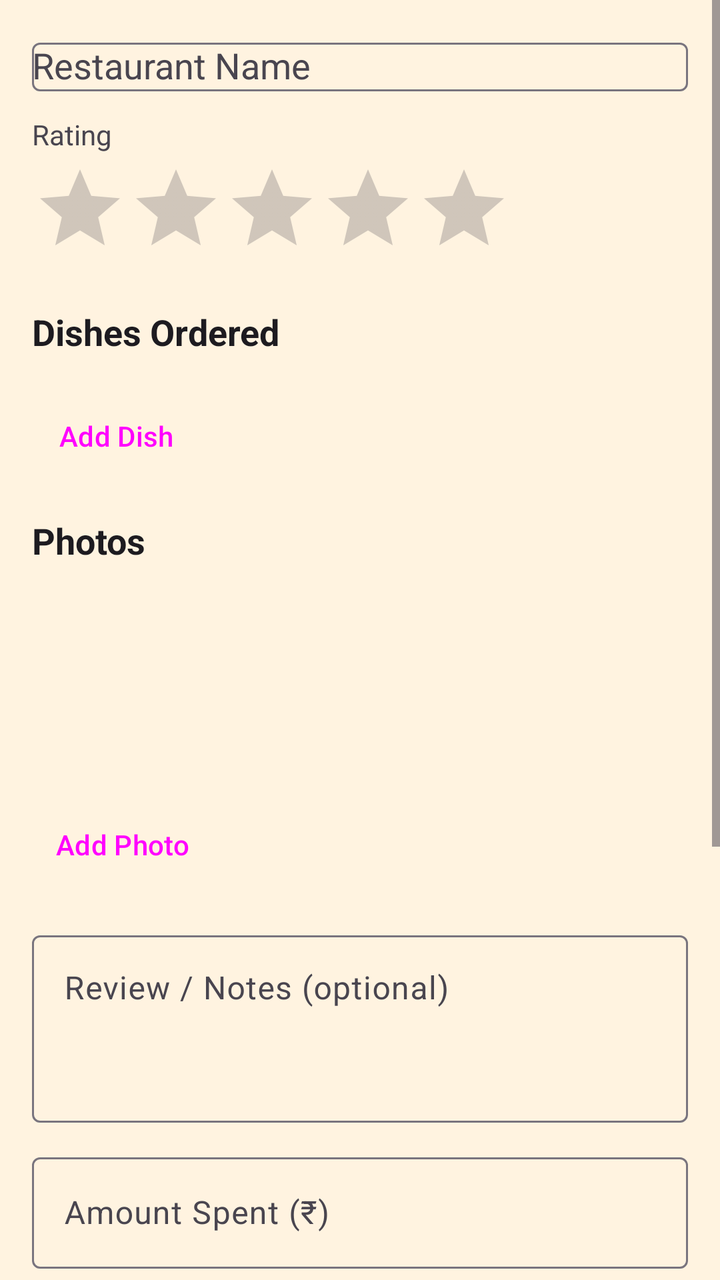
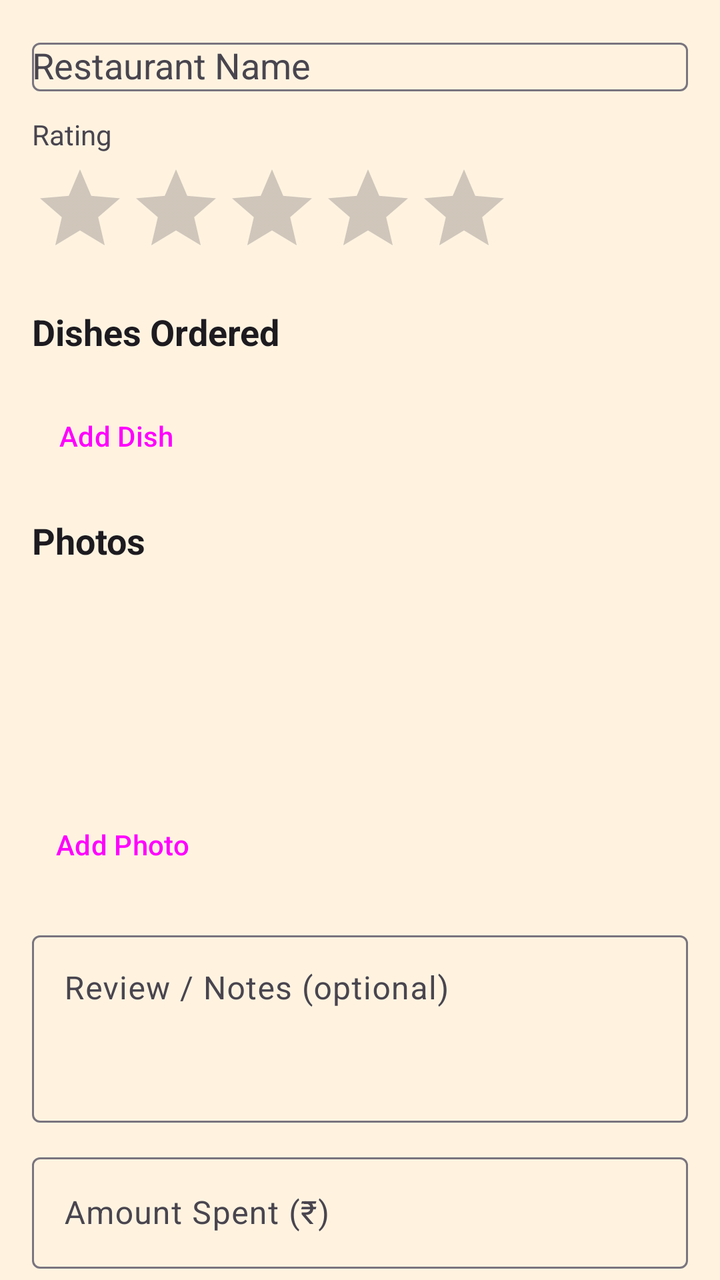

Two renders of the same Android screen: before a commit and after it. Below are the layout's source before the change and the commit's diff.
<!-- AndroidManifest.xml: application theme Theme.Foodlog -->
<!-- res/layout/fragment_add_entry.xml -->
<?xml version="1.0" encoding="utf-8"?>
<ScrollView
    xmlns:android="http://schemas.android.com/apk/res/android"
    xmlns:app="http://schemas.android.com/apk/res-auto"
    android:layout_width="match_parent"
    android:layout_height="match_parent"
    android:background="?android:attr/windowBackground"
    android:fillViewport="true">

    <LinearLayout
        android:layout_width="match_parent"
        android:layout_height="wrap_content"
        android:orientation="vertical"
        android:padding="16dp">

        

        
        
        <com.google.android.material.textfield.TextInputLayout
            android:id="@+id/tilRestaurant"
            style="@style/Widget.Material3.TextInputLayout.OutlinedBox"
            android:layout_width="match_parent"
            android:layout_height="wrap_content"
            android:hint="Restaurant Name"
            android:layout_marginBottom="12dp">

            <AutoCompleteTextView
                android:id="@+id/etRestaurant"
                android:layout_width="match_parent"
                android:layout_height="wrap_content"
                android:completionThreshold="1"
                android:inputType="textCapWords"/>

        </com.google.android.material.textfield.TextInputLayout>

        
        <TextView
            android:layout_width="wrap_content"
            android:layout_height="wrap_content"
            android:text="Rating"
            android:textSize="14sp"
            android:textColor="?attr/colorOnSurfaceVariant"
            android:layout_marginBottom="4dp"/>

        
        <RatingBar
            android:id="@+id/ratingBar"
            android:layout_width="wrap_content"
            android:layout_height="wrap_content"
            android:numStars="5"
            android:stepSize="1.0"
            android:rating="0"
            android:layout_marginBottom="16dp"/>

        
        <TextView
            android:layout_width="wrap_content"
            android:layout_height="wrap_content"
            android:text="Dishes Ordered"
            android:textSize="18sp"
            android:textStyle="bold"
            android:textColor="?attr/colorOnBackground"
            android:layout_marginBottom="8dp"/>

        
        <LinearLayout
            android:id="@+id/llDishesContainer"
            android:layout_width="match_parent"
            android:layout_height="wrap_content"
            android:orientation="vertical"
            android:layout_marginBottom="8dp"/>

        <Button
            android:id="@+id/btnAddDish"
            style="@style/Widget.Material3.Button.TextButton.Icon"
            android:layout_width="wrap_content"
            android:layout_height="wrap_content"
            android:text="Add Dish"
            app:icon="@android:drawable/ic_input_add"
            android:layout_marginBottom="16dp"/>

        
        <TextView
            android:layout_width="wrap_content"
            android:layout_height="wrap_content"
            android:text="Photos"
            android:textSize="18sp"
            android:textStyle="bold"
            android:textColor="?attr/colorOnBackground"
            android:layout_marginBottom="8dp"/>

        <HorizontalScrollView
            android:layout_width="match_parent"
            android:layout_height="wrap_content"
            android:layout_marginBottom="8dp">

            <LinearLayout
                android:id="@+id/llPhotosContainer"
                android:layout_width="wrap_content"
                android:layout_height="100dp"
                android:orientation="horizontal"/>
        </HorizontalScrollView>

        <Button
            android:id="@+id/btnAddPhoto"
            style="@style/Widget.Material3.Button.TextButton.Icon"
            android:layout_width="wrap_content"
            android:layout_height="wrap_content"
            android:text="Add Photo"
            app:icon="@android:drawable/ic_menu_camera"
            android:layout_marginBottom="16dp"/>

        
        <com.google.android.material.textfield.TextInputLayout
            android:id="@+id/tilReview"
            style="@style/Widget.Material3.TextInputLayout.OutlinedBox"
            android:layout_width="match_parent"
            android:layout_height="wrap_content"
            android:hint="Review / Notes (optional)"
            android:layout_marginBottom="12dp">

            <com.google.android.material.textfield.TextInputEditText
                android:id="@+id/etReview"
                android:layout_width="match_parent"
                android:layout_height="wrap_content"
                android:inputType="textMultiLine"
                android:lines="3"
                android:gravity="top"/>

        </com.google.android.material.textfield.TextInputLayout>

        
        <com.google.android.material.textfield.TextInputLayout
            android:id="@+id/tilAmount"
            style="@style/Widget.Material3.TextInputLayout.OutlinedBox"
            android:layout_width="match_parent"
            android:layout_height="wrap_content"
            android:hint="Amount Spent (₹)"
            android:layout_marginBottom="12dp">

            <com.google.android.material.textfield.TextInputEditText
                android:id="@+id/etAmount"
                android:layout_width="match_parent"
                android:layout_height="wrap_content"
                android:inputType="numberDecimal"/>

        </com.google.android.material.textfield.TextInputLayout>

        
        <TextView
            android:layout_width="wrap_content"
            android:layout_height="wrap_content"
            android:text="Date"
            android:textSize="14sp"
            android:textColor="?attr/colorOnSurfaceVariant"
            android:layout_marginBottom="4dp"/>

        <Button
            android:id="@+id/btnPickDate"
            style="@style/Widget.Material3.Button.OutlinedButton"
            android:layout_width="match_parent"
            android:layout_height="wrap_content"
            android:text="Select Date"
            android:layout_marginBottom="12dp"/>

        
        <TextView
            android:layout_width="wrap_content"
            android:layout_height="wrap_content"
            android:text="Dining Mode"
            android:textSize="14sp"
            android:textColor="?attr/colorOnSurfaceVariant"
            android:layout_marginBottom="4dp"/>

        <Spinner
            android:id="@+id/spinnerDiningMode"
            android:layout_width="match_parent"
            android:layout_height="wrap_content"
            android:layout_marginBottom="16dp"/>

        
        <TextView
            android:layout_width="wrap_content"
            android:layout_height="wrap_content"
            android:text="Would Order Again?"
            android:textSize="14sp"
            android:textColor="?attr/colorOnSurfaceVariant"
            android:layout_marginBottom="4dp"/>

        <RadioGroup
            android:id="@+id/radioGroupOrderAgain"
            android:layout_width="match_parent"
            android:layout_height="wrap_content"
            android:orientation="horizontal"
            android:layout_marginBottom="24dp">

            <RadioButton
                android:id="@+id/radioYes"
                android:layout_width="wrap_content"
                android:layout_height="wrap_content"
                android:text="Yes"
                android:layout_marginEnd="12dp"/>

            <RadioButton
                android:id="@+id/radioMaybe"
                android:layout_width="wrap_content"
                android:layout_height="wrap_content"
                android:text="Maybe"
                android:layout_marginEnd="12dp"/>

            <RadioButton
                android:id="@+id/radioNo"
                android:layout_width="wrap_content"
                android:layout_height="wrap_content"
                android:text="No"/>

        </RadioGroup>

        
        <Button
            android:id="@+id/btnDelete"
            style="@style/Widget.Material3.Button.TonalButton"
            android:layout_width="match_parent"
            android:layout_height="wrap_content"
            android:text="Delete Entry"
            android:visibility="gone"
            android:layout_marginBottom="8dp"/>

        
        <Button
            android:id="@+id/btnSave"
            style="@style/Widget.Material3.Button"
            android:layout_width="match_parent"
            android:layout_height="wrap_content"
            android:text="Save Entry"
            android:layout_marginBottom="16dp"/>

    </LinearLayout>

</ScrollView>
<!-- resources referenced by this layout -->
<resources>
  <style name="Theme.Foodlog" parent="Base.Theme.Foodlog" />
  <style name="Base.Theme.Foodlog" parent="Theme.Material3.DayNight.NoActionBar">
          
          <item name="colorPrimary">@color/foodie_orange</item>
          <item name="colorPrimaryVariant">@color/foodie_orange_dark</item>
          <item name="colorSecondary">@color/foodie_yellow</item>
          <item name="android:windowBackground">@color/foodie_surface_light</item>
      </style>
  <color name="foodie_orange">#FF5722</color>
  <color name="foodie_orange_dark">#E64A19</color>
  <color name="foodie_yellow">#FFC107</color>
  <color name="foodie_surface_light">#FFF3E0</color>
</resources>

<!-- the commit's change to res/layout/fragment_add_entry.xml (unified diff, before → after) -->
@@ -1,5 +1,5 @@
 <?xml version="1.0" encoding="utf-8"?>
-<ScrollView
+<androidx.core.widget.NestedScrollView
     xmlns:android="http://schemas.android.com/apk/res/android"
     xmlns:app="http://schemas.android.com/apk/res-auto"
     android:layout_width="match_parent"
@@ -238,4 +238,4 @@
 
     </LinearLayout>
 
-</ScrollView>
+</androidx.core.widget.NestedScrollView>
